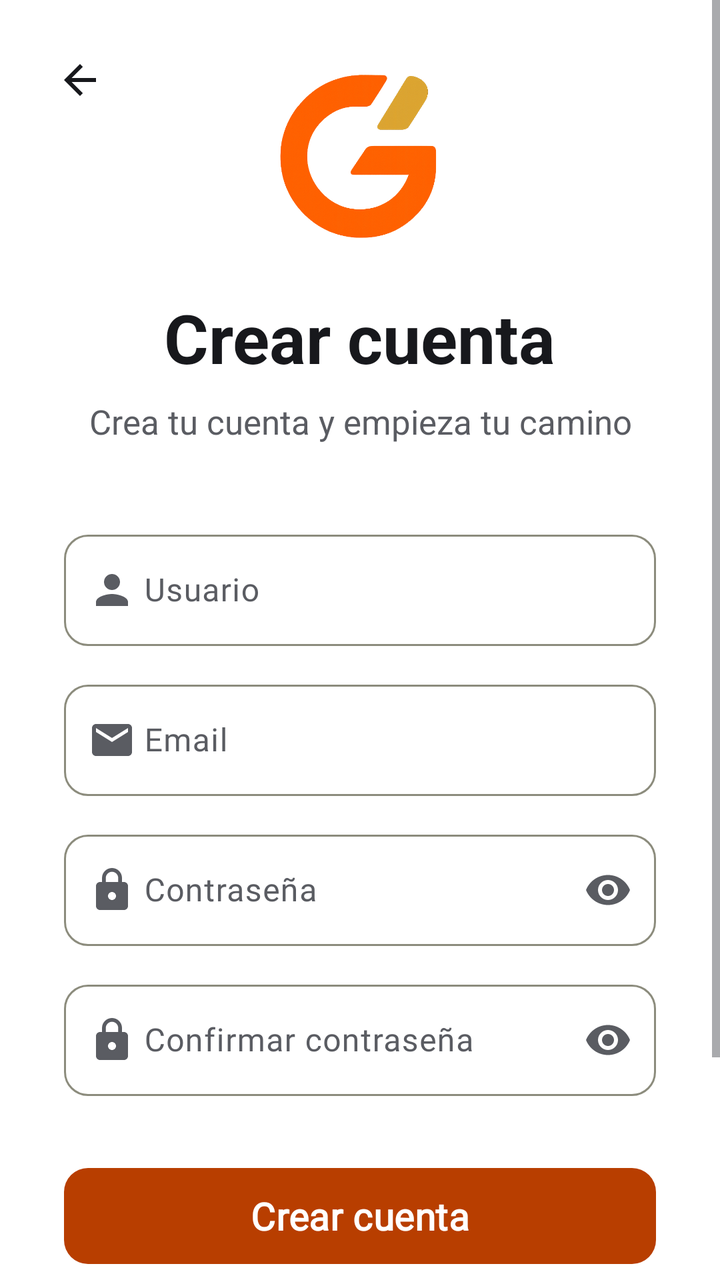
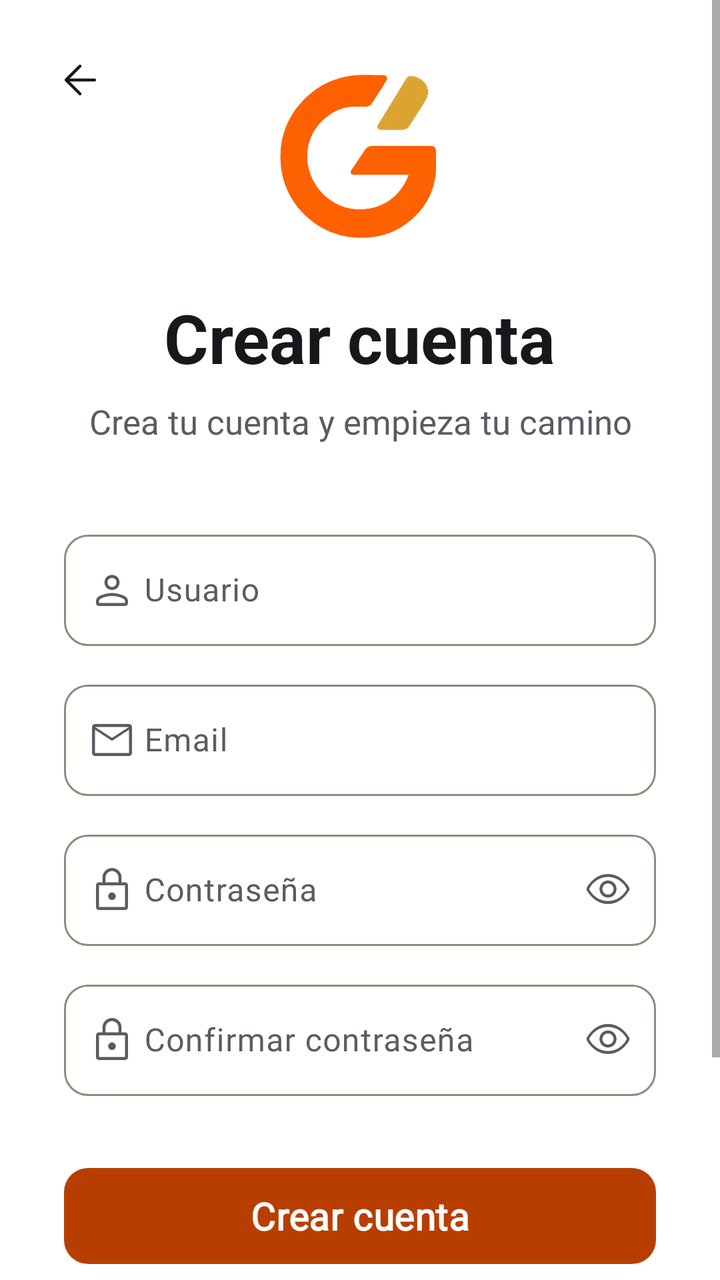

An Android layout rendered at two revisions. The XML below is the earlier revision; the diff shows what the commit changed to produce the second picture.
<!-- AndroidManifest.xml: application theme Theme.GymProFit -->
<!-- res/layout/activity_registro.xml -->
<?xml version="1.0" encoding="utf-8"?>
<ScrollView xmlns:android="http://schemas.android.com/apk/res/android"
    xmlns:app="http://schemas.android.com/apk/res-auto"
    android:layout_width="match_parent"
    android:layout_height="match_parent"
    android:fillViewport="true"
    android:background="?attr/colorSurface">

    <RelativeLayout
        android:layout_width="match_parent"
        android:layout_height="wrap_content">

        
        <ImageButton
            android:id="@+id/btnVolverLogin"
            android:layout_width="48dp"
            android:layout_height="48dp"
            android:layout_alignParentTop="true"
            android:layout_alignParentStart="true"
            android:layout_marginTop="16dp"
            android:layout_marginStart="16dp"
            android:src="@drawable/ic_arrow_back"
            android:background="?attr/selectableItemBackgroundBorderless"
            android:contentDescription="@string/onboarding_anterior" />

        <LinearLayout
            android:layout_width="match_parent"
            android:layout_height="wrap_content"
            android:layout_centerInParent="true"
            android:orientation="vertical"
            android:gravity="center"
            android:padding="32dp"
            android:paddingTop="80dp">

            
            <ImageView
                android:layout_width="90dp"
                android:layout_height="90dp"
                android:src="@drawable/logo"
                android:contentDescription="@string/app_name" />

            
            <TextView
                android:layout_width="wrap_content"
                android:layout_height="wrap_content"
                android:layout_marginTop="24dp"
                android:text="@string/registro_titulo"
                android:textSize="@dimen/text_display"
                android:textStyle="bold"
                android:textColor="?attr/colorOnSurface" />

            
            <TextView
                android:layout_width="wrap_content"
                android:layout_height="wrap_content"
                android:layout_marginTop="8dp"
                android:layout_marginBottom="40dp"
                android:text="@string/registro_subtitulo"
                android:textSize="@dimen/text_body"
                android:textColor="?attr/colorOnSurfaceVariant"
                android:gravity="center" />

            
            <com.google.android.material.textfield.TextInputLayout
                android:layout_width="match_parent"
                android:layout_height="wrap_content"
                android:hint="@string/login_usuario"
                app:boxBackgroundMode="outline"
                app:boxCornerRadiusTopStart="12dp"
                app:boxCornerRadiusTopEnd="12dp"
                app:boxCornerRadiusBottomStart="12dp"
                app:boxCornerRadiusBottomEnd="12dp"
                app:startIconDrawable="@drawable/ic_perfil">

                <com.google.android.material.textfield.TextInputEditText
                    android:id="@+id/etRegUsername"
                    android:layout_width="match_parent"
                    android:layout_height="wrap_content"
                    android:inputType="text"
                    android:paddingStart="40dp"
                    android:paddingEnd="40dp"
                    android:maxLines="1" />

            </com.google.android.material.textfield.TextInputLayout>

            
            <com.google.android.material.textfield.TextInputLayout
                android:layout_width="match_parent"
                android:layout_height="wrap_content"
                android:layout_marginTop="14dp"
                android:hint="@string/perfil_email"
                app:boxBackgroundMode="outline"
                app:boxCornerRadiusTopStart="12dp"
                app:boxCornerRadiusTopEnd="12dp"
                app:boxCornerRadiusBottomStart="12dp"
                app:boxCornerRadiusBottomEnd="12dp"
                app:startIconDrawable="@drawable/ic_email">

                <com.google.android.material.textfield.TextInputEditText
                    android:id="@+id/etRegEmail"
                    android:layout_width="match_parent"
                    android:layout_height="wrap_content"
                    android:inputType="textEmailAddress"
                    android:paddingStart="40dp"
                    android:paddingEnd="40dp"
                    android:maxLines="1" />

            </com.google.android.material.textfield.TextInputLayout>

            
            <com.google.android.material.textfield.TextInputLayout
                android:layout_width="match_parent"
                android:layout_height="wrap_content"
                android:layout_marginTop="14dp"
                android:hint="@string/login_password"
                app:boxBackgroundMode="outline"
                app:boxCornerRadiusTopStart="12dp"
                app:boxCornerRadiusTopEnd="12dp"
                app:boxCornerRadiusBottomStart="12dp"
                app:boxCornerRadiusBottomEnd="12dp"
                app:startIconDrawable="@drawable/ic_lock"
                app:endIconMode="password_toggle">

                <com.google.android.material.textfield.TextInputEditText
                    android:id="@+id/etRegPassword"
                    android:layout_width="match_parent"
                    android:layout_height="wrap_content"
                    android:inputType="textPassword"
                    android:paddingStart="40dp"
                    android:paddingEnd="40dp"
                    android:maxLines="1" />

            </com.google.android.material.textfield.TextInputLayout>

            
            <com.google.android.material.textfield.TextInputLayout
                android:layout_width="match_parent"
                android:layout_height="wrap_content"
                android:layout_marginTop="14dp"
                android:hint="@string/registro_confirmar_password"
                app:boxBackgroundMode="outline"
                app:boxCornerRadiusTopStart="12dp"
                app:boxCornerRadiusTopEnd="12dp"
                app:boxCornerRadiusBottomStart="12dp"
                app:boxCornerRadiusBottomEnd="12dp"
                app:startIconDrawable="@drawable/ic_lock"
                app:endIconMode="password_toggle">

                <com.google.android.material.textfield.TextInputEditText
                    android:id="@+id/etRegConfirmarPassword"
                    android:layout_width="match_parent"
                    android:layout_height="wrap_content"
                    android:inputType="textPassword"
                    android:paddingStart="40dp"
                    android:paddingEnd="40dp"
                    android:maxLines="1" />

            </com.google.android.material.textfield.TextInputLayout>

            
            <com.google.android.material.button.MaterialButton
                android:id="@+id/btnCrearCuenta"
                android:layout_width="match_parent"
                android:layout_height="56dp"
                android:layout_marginTop="32dp"
                android:text="@string/registro_crear_cuenta"
                android:textSize="@dimen/text_subtitle"
                app:cornerRadius="12dp" />

            
            <TextView
                android:id="@+id/tvRegistroPrivacidad"
                android:layout_width="match_parent"
                android:layout_height="wrap_content"
                android:layout_marginTop="16dp"
                android:textSize="@dimen/text_caption"
                android:textColor="?attr/colorOnSurfaceVariant"
                android:textColorLink="?attr/colorPrimary"
                android:lineSpacingMultiplier="1.3" />

            
            <TextView
                android:id="@+id/tvYaTengoCuenta"
                android:layout_width="wrap_content"
                android:layout_height="wrap_content"
                android:layout_marginTop="24dp"
                android:layout_marginBottom="24dp"
                android:text="@string/registro_ya_cuenta"
                android:textSize="@dimen/text_body"
                android:textColor="?attr/colorPrimary"
                android:clickable="true"
                android:focusable="true"
                android:background="?attr/selectableItemBackgroundBorderless" />

        </LinearLayout>

    </RelativeLayout>

</ScrollView>
<!-- resources referenced by this layout -->
<resources>
  <!-- drawable ic_arrow_back (drawable) -->
  <vector xmlns:android="http://schemas.android.com/apk/res/android"
      android:width="24dp"
      android:height="24dp"
      android:viewportWidth="24"
      android:viewportHeight="24">
      <path
          android:fillColor="?attr/colorOnSurface"
          android:pathData="M20,11H7.83l5.59,-5.59L12,4l-8,8 8,8 1.41,-1.41L7.83,13H20v-2z"/>
  </vector>
  <!-- drawable ic_email (drawable) -->
  <vector xmlns:android="http://schemas.android.com/apk/res/android"
      android:width="24dp" android:height="24dp"
      android:viewportWidth="24" android:viewportHeight="24">
      <path android:fillColor="?attr/colorOnSurface"
          android:pathData="M20,4H4C2.9,4 2,4.9 2,6v12c0,1.1 0.9,2 2,2h16c1.1,0 2,-0.9 2,-2V6C22,4.9 21.1,4 20,4zM20,8l-8,5L4,8V6l8,5 8,-5V8z"/>
  </vector>
  <!-- drawable ic_lock (drawable) -->
  <vector xmlns:android="http://schemas.android.com/apk/res/android"
      android:width="24dp"
      android:height="24dp"
      android:viewportWidth="24"
      android:viewportHeight="24">
      <path
          android:fillColor="?attr/colorOnSurface"
          android:pathData="M18,8h-1V6c0,-2.76 -2.24,-5 -5,-5S7,3.24 7,6v2H6c-1.1,0 -2,0.9 -2,2v10c0,1.1 0.9,2 2,2h12c1.1,0 2,-0.9 2,-2V10c0,-1.1 -0.9,-2 -2,-2zM12,17c-1.1,0 -2,-0.9 -2,-2s0.9,-2 2,-2 2,0.9 2,2 -0.9,2 -2,2zM15.1,8H8.9V6c0,-1.71 1.39,-3.1 3.1,-3.1 1.71,0 3.1,1.39 3.1,3.1V8z"/>
  </vector>
  <!-- drawable ic_perfil (drawable) -->
  <vector xmlns:android="http://schemas.android.com/apk/res/android"
      android:width="24dp"
      android:height="24dp"
      android:viewportWidth="24"
      android:viewportHeight="24">
      <path
          android:fillColor="?attr/colorOnSurface"
          android:pathData="M12,12c2.21,0 4,-1.79 4,-4s-1.79,-4 -4,-4 -4,1.79 -4,4 1.79,4 4,4zM12,14c-2.67,0 -8,1.34 -8,4v2h16v-2c0,-2.66 -5.33,-4 -8,-4z"/>
  </vector>
  <style name="Theme.GymProFit" parent="Theme.Material3.DayNight.NoActionBar">
          
          <item name="colorPrimary">@color/gp_primary</item>
          <item name="colorOnPrimary">@color/gp_on_primary</item>
          <item name="colorPrimaryContainer">@color/gp_primary_container</item>
          <item name="colorOnPrimaryContainer">@color/gp_on_primary_container</item>
          <item name="colorSecondary">@color/gp_gold</item>
          <item name="colorSurface">@color/gp_surface</item>
          <item name="colorOnSurface">@color/gp_on_surface</item>
          <item name="colorSurfaceVariant">@color/gp_surface_2</item>
          <item name="colorOnSurfaceVariant">@color/gp_text_secondary</item>
          <item name="colorOutline">@color/gp_stroke</item>
          <item name="colorOutlineVariant">@color/gp_divider</item>
          <item name="colorError">@color/gp_error</item>
          <item name="android:colorBackground">@color/gp_background</item>
          <item name="android:windowBackground">@color/gp_background</item>
          <item name="android:textColorPrimary">@color/gp_on_surface</item>
          <item name="android:textColorSecondary">@color/gp_text_secondary</item>
  
          
          <item name="android:statusBarColor">@color/gp_background</item>
          <item name="android:navigationBarColor">@color/gp_background</item>
          <item name="android:windowLightStatusBar">@bool/gp_iconos_barra_oscuros</item>
  
          
          <item name="android:windowAnimationStyle">@style/GymProFit.WindowAnimation</item>
  
          
          <item name="materialCardViewStyle">@style/Widget.GymProFit.Card</item>
          <item name="materialButtonStyle">@style/Widget.GymProFit.Button</item>
          <item name="chipStyle">@style/Widget.GymProFit.Chip</item>
          <item name="bottomNavigationStyle">@style/Widget.GymProFit.BottomNavigationView</item>
          <item name="floatingActionButtonStyle">@style/Widget.GymProFit.Fab</item>
          <item name="materialAlertDialogTheme">@style/ThemeOverlay.GymProFit.Dialog</item>
          <item name="popupMenuStyle">@style/Widget.GymProFit.PopupMenu</item>
          <item name="android:popupMenuStyle">@style/Widget.GymProFit.PopupMenu</item>
          <item name="snackbarStyle">@style/Widget.GymProFit.Snackbar</item>
  
          
          
          <item name="textAppearanceDisplayLarge">@style/Font.GymProFit.DisplayLarge</item>
          <item name="textAppearanceDisplayMedium">@style/Font.GymProFit.DisplayMedium</item>
          <item name="textAppearanceDisplaySmall">@style/Font.GymProFit.DisplaySmall</item>
          <item name="textAppearanceHeadlineLarge">@style/Font.GymProFit.HeadlineLarge</item>
          <item name="textAppearanceHeadlineMedium">@style/Font.GymProFit.HeadlineMedium</item>
          <item name="textAppearanceHeadlineSmall">@style/Font.GymProFit.HeadlineSmall</item>
          <item name="textAppearanceTitleLarge">@style/Font.GymProFit.TitleLarge</item>
          <item name="textAppearanceTitleMedium">@style/Font.GymProFit.TitleMedium</item>
          <item name="textAppearanceTitleSmall">@style/Font.GymProFit.TitleSmall</item>
          <item name="textAppearanceBodyLarge">@style/Font.GymProFit.BodyLarge</item>
          <item name="textAppearanceBodyMedium">@style/Font.GymProFit.BodyMedium</item>
          <item name="textAppearanceBodySmall">@style/Font.GymProFit.BodySmall</item>
          <item name="textAppearanceLabelLarge">@style/Font.GymProFit.LabelLarge</item>
          <item name="textAppearanceLabelMedium">@style/Font.GymProFit.LabelMedium</item>
          <item name="textAppearanceLabelSmall">@style/Font.GymProFit.LabelSmall</item>
      </style>
  <style name="Widget.GymProFit.Chip" parent="Widget.Material3.Chip.Filter">
          <item name="chipBackgroundColor">@color/chip_background_selector</item>
          <item name="android:textColor">@color/chip_text_selector</item>
          <item name="chipStrokeColor">@color/gp_stroke</item>
          <item name="chipStrokeWidth">1dp</item>
          <item name="chipCornerRadius">12dp</item>
          <item name="checkedIconTint">?attr/colorPrimary</item>
      </style>
  <!-- unchanged entries left out for length: 53 -->
</resources>

<!-- the commit's change to res/layout/activity_registro.xml (unified diff, before → after) -->
@@ -19,7 +19,7 @@
             android:layout_alignParentStart="true"
             android:layout_marginTop="16dp"
             android:layout_marginStart="16dp"
-            android:src="@drawable/ic_arrow_back"
+            android:src="@drawable/ic_ms_arrow_back"
             android:background="?attr/selectableItemBackgroundBorderless"
             android:contentDescription="@string/onboarding_anterior" />
 
@@ -62,6 +62,7 @@
 
             
             <com.google.android.material.textfield.TextInputLayout
+        app:errorIconDrawable="@drawable/ic_ms_error"
                 android:layout_width="match_parent"
                 android:layout_height="wrap_content"
                 android:hint="@string/login_usuario"
@@ -70,7 +71,7 @@
                 app:boxCornerRadiusTopEnd="12dp"
                 app:boxCornerRadiusBottomStart="12dp"
                 app:boxCornerRadiusBottomEnd="12dp"
-                app:startIconDrawable="@drawable/ic_perfil">
+                app:startIconDrawable="@drawable/ic_ms_person">
 
                 <com.google.android.material.textfield.TextInputEditText
                     android:id="@+id/etRegUsername"
@@ -85,6 +86,7 @@
 
             
             <com.google.android.material.textfield.TextInputLayout
+        app:errorIconDrawable="@drawable/ic_ms_error"
                 android:layout_width="match_parent"
                 android:layout_height="wrap_content"
                 android:layout_marginTop="14dp"
@@ -94,7 +96,7 @@
                 app:boxCornerRadiusTopEnd="12dp"
                 app:boxCornerRadiusBottomStart="12dp"
                 app:boxCornerRadiusBottomEnd="12dp"
-                app:startIconDrawable="@drawable/ic_email">
+                app:startIconDrawable="@drawable/ic_ms_mail">
 
                 <com.google.android.material.textfield.TextInputEditText
                     android:id="@+id/etRegEmail"
@@ -109,6 +111,7 @@
 
             
             <com.google.android.material.textfield.TextInputLayout
+        app:errorIconDrawable="@drawable/ic_ms_error"
                 android:layout_width="match_parent"
                 android:layout_height="wrap_content"
                 android:layout_marginTop="14dp"
@@ -118,8 +121,9 @@
                 app:boxCornerRadiusTopEnd="12dp"
                 app:boxCornerRadiusBottomStart="12dp"
                 app:boxCornerRadiusBottomEnd="12dp"
-                app:startIconDrawable="@drawable/ic_lock"
-                app:endIconMode="password_toggle">
+                app:startIconDrawable="@drawable/ic_ms_lock"
+                app:endIconMode="password_toggle"
+                app:endIconDrawable="@drawable/sel_ojo_password">
 
                 <com.google.android.material.textfield.TextInputEditText
                     android:id="@+id/etRegPassword"
@@ -134,6 +138,7 @@
 
             
             <com.google.android.material.textfield.TextInputLayout
+        app:errorIconDrawable="@drawable/ic_ms_error"
                 android:layout_width="match_parent"
                 android:layout_height="wrap_content"
                 android:layout_marginTop="14dp"
@@ -143,8 +148,9 @@
                 app:boxCornerRadiusTopEnd="12dp"
                 app:boxCornerRadiusBottomStart="12dp"
                 app:boxCornerRadiusBottomEnd="12dp"
-                app:startIconDrawable="@drawable/ic_lock"
-                app:endIconMode="password_toggle">
+                app:startIconDrawable="@drawable/ic_ms_lock"
+                app:endIconMode="password_toggle"
+                app:endIconDrawable="@drawable/sel_ojo_password">
 
                 <com.google.android.material.textfield.TextInputEditText
                     android:id="@+id/etRegConfirmarPassword"
<!-- resource entries referenced after the edit -->
@@ -1,42 +1,66 @@
 <!-- resources referenced by this layout -->
 <resources>
-  <!-- drawable ic_arrow_back (drawable) -->
-  <vector xmlns:android="http://schemas.android.com/apk/res/android"
-      android:width="24dp"
-      android:height="24dp"
-      android:viewportWidth="24"
-      android:viewportHeight="24">
-      <path
-          android:fillColor="?attr/colorOnSurface"
-          android:pathData="M20,11H7.83l5.59,-5.59L12,4l-8,8 8,8 1.41,-1.41L7.83,13H20v-2z"/>
-  </vector>
-  <!-- drawable ic_email (drawable) -->
-  <vector xmlns:android="http://schemas.android.com/apk/res/android"
-      android:width="24dp" android:height="24dp"
-      android:viewportWidth="24" android:viewportHeight="24">
-      <path android:fillColor="?attr/colorOnSurface"
-          android:pathData="M20,4H4C2.9,4 2,4.9 2,6v12c0,1.1 0.9,2 2,2h16c1.1,0 2,-0.9 2,-2V6C22,4.9 21.1,4 20,4zM20,8l-8,5L4,8V6l8,5 8,-5V8z"/>
-  </vector>
-  <!-- drawable ic_lock (drawable) -->
-  <vector xmlns:android="http://schemas.android.com/apk/res/android"
-      android:width="24dp"
-      android:height="24dp"
-      android:viewportWidth="24"
-      android:viewportHeight="24">
-      <path
-          android:fillColor="?attr/colorOnSurface"
-          android:pathData="M18,8h-1V6c0,-2.76 -2.24,-5 -5,-5S7,3.24 7,6v2H6c-1.1,0 -2,0.9 -2,2v10c0,1.1 0.9,2 2,2h12c1.1,0 2,-0.9 2,-2V10c0,-1.1 -0.9,-2 -2,-2zM12,17c-1.1,0 -2,-0.9 -2,-2s0.9,-2 2,-2 2,0.9 2,2 -0.9,2 -2,2zM15.1,8H8.9V6c0,-1.71 1.39,-3.1 3.1,-3.1 1.71,0 3.1,1.39 3.1,3.1V8z"/>
-  </vector>
-  <!-- drawable ic_perfil (drawable) -->
-  <vector xmlns:android="http://schemas.android.com/apk/res/android"
-      android:width="24dp"
-      android:height="24dp"
-      android:viewportWidth="24"
-      android:viewportHeight="24">
-      <path
-          android:fillColor="?attr/colorOnSurface"
-          android:pathData="M12,12c2.21,0 4,-1.79 4,-4s-1.79,-4 -4,-4 -4,1.79 -4,4 1.79,4 4,4zM12,14c-2.67,0 -8,1.34 -8,4v2h16v-2c0,-2.66 -5.33,-4 -8,-4z"/>
-  </vector>
+  <!-- drawable ic_ms_arrow_back (drawable) -->
+  <?xml version="1.0" encoding="utf-8"?>
+  <vector xmlns:android="http://schemas.android.com/apk/res/android"
+      android:width="24dp" android:height="24dp"
+      android:viewportWidth="960" android:viewportHeight="960">
+      <group android:translateY="960">
+          <path
+              android:fillColor="?attr/colorOnSurface"
+              android:pathData="m274-450 227 227q9 9 9 21t-9 21q-9 9-21 9t-21-9L181-459q-5-5-7-10t-2-11q0-6 2-11t7-10l278-278q9-9 21-9t21 9q9 9 9 21t-9 21L274-510h496q13 0 21.5 8.5T800-480q0 13-8.5 21.5T770-450H274Z"/>
+      </group>
+  </vector>
+  <!-- drawable ic_ms_error (drawable) -->
+  <?xml version="1.0" encoding="utf-8"?>
+  <vector xmlns:android="http://schemas.android.com/apk/res/android"
+      android:width="24dp" android:height="24dp"
+      android:viewportWidth="960" android:viewportHeight="960">
+      <group android:translateY="960">
+          <path
+              android:fillColor="?attr/colorOnSurface"
+              android:pathData="M503.5-289.48q9.5-9.48 9.5-23.5t-9.48-23.52q-9.48-9.5-23.5-9.5t-23.52 9.48q-9.5 9.48-9.5 23.5t9.48 23.52q9.48 9.5 23.5 9.5t23.52-9.48Zm1-152.15q8.5-8.62 8.5-21.37v-193q0-12.75-8.68-21.38-8.67-8.62-21.5-8.62-12.82 0-21.32 8.62-8.5 8.63-8.5 21.38v193q0 12.75 8.68 21.37 8.67 8.63 21.5 8.63 12.82 0 21.32-8.63ZM480.27-80q-82.74 0-155.5-31.5Q252-143 197.5-197.5t-86-127.34Q80-397.68 80-480.5t31.5-155.66Q143-709 197.5-763t127.34-85.5Q397.68-880 480.5-880t155.66 31.5Q709-817 763-763t85.5 127Q880-563 880-480.27q0 82.74-31.5 155.5Q817-252 763-197.68q-54 54.31-127 86Q563-80 480.27-80Zm.23-60Q622-140 721-239.5t99-241Q820-622 721.19-721T480-820q-141 0-240.5 98.81T140-480q0 141 99.5 240.5t241 99.5Zm-.5-340Z"/>
+      </group>
+  </vector>
+  <!-- drawable ic_ms_lock (drawable) -->
+  <?xml version="1.0" encoding="utf-8"?>
+  <vector xmlns:android="http://schemas.android.com/apk/res/android"
+      android:width="24dp" android:height="24dp"
+      android:viewportWidth="960" android:viewportHeight="960">
+      <group android:translateY="960">
+          <path
+              android:fillColor="?attr/colorOnSurface"
+              android:pathData="M220-80q-24.75 0-42.37-17.63Q160-115.25 160-140v-434q0-24.75 17.63-42.38Q195.25-634 220-634h70v-96q0-78.85 55.61-134.42Q401.21-920 480.11-920q78.89 0 134.39 55.58Q670-808.85 670-730v96h70q24.75 0 42.38 17.62Q800-598.75 800-574v434q0 24.75-17.62 42.37Q764.75-80 740-80H220Zm0-60h520v-434H220v434Zm314.5-162.03Q557-324.06 557-355q0-30-22.67-54.5t-54.5-24.5q-31.83 0-54.33 24.5t-22.5 55q0 30.5 22.67 52.5t54.5 22q31.83 0 54.33-22.03ZM350-634h260v-96q0-54.17-37.88-92.08-37.88-37.92-92-37.92T388-822.08q-38 37.91-38 92.08v96ZM220-140v-434 434Z"/>
+      </group>
+  </vector>
+  <!-- drawable ic_ms_mail (drawable) -->
+  <?xml version="1.0" encoding="utf-8"?>
+  <vector xmlns:android="http://schemas.android.com/apk/res/android"
+      android:width="24dp" android:height="24dp"
+      android:viewportWidth="960" android:viewportHeight="960">
+      <group android:translateY="960">
+          <path
+              android:fillColor="?attr/colorOnSurface"
+              android:pathData="M140-160q-24 0-42-18t-18-42v-520q0-24 18-42t42-18h680q24 0 42 18t18 42v520q0 24-18 42t-42 18H140Zm680-525L496-473q-4 2-7.5 3.5T480-468q-5 0-8.5-1.5T464-473L140-685v465h680v-465ZM480-522l336-218H145l335 218ZM140-685v7-39.32.73V-740v23-.91V-678v-7 465-465Z"/>
+      </group>
+  </vector>
+  <!-- drawable ic_ms_person (drawable) -->
+  <?xml version="1.0" encoding="utf-8"?>
+  <vector xmlns:android="http://schemas.android.com/apk/res/android"
+      android:width="24dp" android:height="24dp"
+      android:viewportWidth="960" android:viewportHeight="960">
+      <group android:translateY="960">
+          <path
+              android:fillColor="?attr/colorOnSurface"
+              android:pathData="M372-523q-42-42-42-108t42-108q42-42 108-42t108 42q42 42 42 108t-42 108q-42 42-108 42t-108-42ZM160-220v-34q0-38 19-65t49-41q67-30 128.5-45T480-420q62 0 123 15.5T731-360q31 14 50 41t19 65v34q0 25-17.5 42.5T740-160H220q-25 0-42.5-17.5T160-220Zm60 0h520v-34q0-16-9.5-30.5T707-306q-64-31-117-42.5T480-360q-57 0-111 11.5T252-306q-14 7-23 21.5t-9 30.5v34Zm324.5-346.5Q570-592 570-631t-25.5-64.5Q519-721 480-721t-64.5 25.5Q390-670 390-631t25.5 64.5Q441-541 480-541t64.5-25.5ZM480-631Zm0 411Z"/>
+      </group>
+  </vector>
+  <!-- drawable sel_ojo_password (drawable) -->
+  <?xml version="1.0" encoding="utf-8"?>
+  <selector xmlns:android="http://schemas.android.com/apk/res/android">
+      <item android:state_checked="true" android:drawable="@drawable/ic_ms_visibility_off" />
+      <item android:drawable="@drawable/ic_ms_visibility" />
+  </selector>
   <style name="Theme.GymProFit" parent="Theme.Material3.DayNight.NoActionBar">
           
           <item name="colorPrimary">@color/gp_primary</item>
@@ -76,6 +100,11 @@
           <item name="snackbarStyle">@style/Widget.GymProFit.Snackbar</item>
   
           
+          <item name="spinnerStyle">@style/Widget.GymProFit.Spinner</item>
+          <item name="android:spinnerStyle">@style/Widget.GymProFit.Spinner</item>
+          <item name="searchViewStyle">@style/Widget.GymProFit.SearchView</item>
+  
+          
           
           <item name="textAppearanceDisplayLarge">@style/Font.GymProFit.DisplayLarge</item>
           <item name="textAppearanceDisplayMedium">@style/Font.GymProFit.DisplayMedium</item>
@@ -93,6 +122,28 @@
           <item name="textAppearanceLabelMedium">@style/Font.GymProFit.LabelMedium</item>
           <item name="textAppearanceLabelSmall">@style/Font.GymProFit.LabelSmall</item>
       </style>
+  <!-- drawable ic_ms_visibility_off (drawable) -->
+  <?xml version="1.0" encoding="utf-8"?>
+  <vector xmlns:android="http://schemas.android.com/apk/res/android"
+      android:width="24dp" android:height="24dp"
+      android:viewportWidth="960" android:viewportHeight="960">
+      <group android:translateY="960">
+          <path
+              android:fillColor="?attr/colorOnSurface"
+              android:pathData="M600-620q29 29 42.5 71.5T647-464q0 13-8.5 21.5T617-434q-13 0-21.5-8.5T587-464q11-34 2.5-64.5T559-580q-21-22-52-30t-64 3q-13 0-21.5-8.5T413-637q0-13 8.5-21.5T443-667q42-9 85 4.5t72 42.5ZM490-740q-32 0-64 3t-63 13q-12 4-24-1t-17-16q-5-11 0-22.5t16-15.5q35-11 72-16t75-5q137 0 249.5 75.5T907-526q3 6 5 12.5t2 13.5q0 7-1.5 13.5T908-474q-23 49-55 90.5T779-307q-9 8-20 5.5T741-313q-7-9-5.5-20t10.5-19q36-30 65-66.5t46-81.5q-49-109-148-174.5T490-740Zm-10 540q-136 0-247.5-76T55-472q-4-7-5.5-13.5T48-500q0-8 2-14.5t5-13.5q24-48 55.5-90.5T182-696L77-801q-9-9-8.5-21t8.5-21q9-9 21.5-9t21.5 9l716 716q8 8 8 19.5T836-87q-8 10-20.5 10T794-86L648-229q-41 15-83 22t-85 7ZM223-654q-41 29-72 68t-49 86q52 112 156.5 176T488-260q29 0 58-1.5t55-14.5l-64-64q-14 6-28.5 8t-28.5 2q-71 0-120.5-49.5T310-500q0-14 2.5-28.5T320-557l-97-97Zm305 142Zm-116 58Z"/>
+      </group>
+  </vector>
+  <!-- drawable ic_ms_visibility (drawable) -->
+  <?xml version="1.0" encoding="utf-8"?>
+  <vector xmlns:android="http://schemas.android.com/apk/res/android"
+      android:width="24dp" android:height="24dp"
+      android:viewportWidth="960" android:viewportHeight="960">
+      <group android:translateY="960">
+          <path
+              android:fillColor="?attr/colorOnSurface"
+              android:pathData="M600.5-379.62q49.5-49.62 49.5-120.5T600.38-620.5Q550.76-670 479.88-670T359.5-620.38Q310-570.76 310-499.88t49.62 120.38q49.62 49.5 120.5 49.5t120.38-49.62Zm-200-41.12q-32.5-32.73-32.5-79.5 0-46.76 32.74-79.26 32.73-32.5 79.5-32.5 46.76 0 79.26 32.74 32.5 32.73 32.5 79.5 0 46.76-32.74 79.26-32.73 32.5-79.5 32.5-46.76 0-79.26-32.74ZM234.5-276Q124-352 57-470q-4-7.13-6-14.65-2-7.52-2-15.43 0-7.92 2-15.38 2-7.47 6-14.54 67-118 177.5-194T480-800q135 0 245.5 76T903-530q4 7.12 6 14.65 2 7.52 2 15.43 0 7.92-2 15.38-2 7.47-6 14.54-67 118-177.5 194T480-200q-135 0-245.5-76ZM480-500Zm222.5 174.5Q804-391 857-500q-53-109-154.33-174.5Q601.34-740 480.17-740T257.5-674.5Q156-609 102-500q54 109 155.33 174.5Q358.66-260 479.83-260t222.67-65.5Z"/>
+      </group>
+  </vector>
   <style name="Widget.GymProFit.Chip" parent="Widget.Material3.Chip.Filter">
           <item name="chipBackgroundColor">@color/chip_background_selector</item>
           <item name="android:textColor">@color/chip_text_selector</item>
@@ -100,7 +151,71 @@
           <item name="chipStrokeWidth">1dp</item>
           <item name="chipCornerRadius">12dp</item>
           <item name="checkedIconTint">?attr/colorPrimary</item>
-      </style>
+          <item name="checkedIcon">@drawable/ic_ms_check</item>
+      </style>
+  <style name="Widget.GymProFit.Spinner" parent="Widget.AppCompat.Spinner">
+          <item name="android:background">@drawable/bg_spinner</item>
+          <item name="android:paddingEnd">44dp</item>
+      </style>
+  <style name="Widget.GymProFit.SearchView" parent="Widget.AppCompat.SearchView">
+          <item name="searchIcon">@drawable/ic_ms_search</item>
+          <item name="searchHintIcon">@drawable/ic_ms_search</item>
+          <item name="closeIcon">@drawable/ic_ms_close</item>
+      </style>
+  <!-- drawable ic_ms_check (drawable) -->
+  <?xml version="1.0" encoding="utf-8"?>
+  <vector xmlns:android="http://schemas.android.com/apk/res/android"
+      android:width="24dp" android:height="24dp"
+      android:viewportWidth="960" android:viewportHeight="960">
+      <group android:translateY="960">
+          <path
+              android:fillColor="?attr/colorOnSurface"
+              android:pathData="m378-332 363-363q9-9 21.5-9t21.5 9q9 9 9 21.5t-9 21.5L399-267q-9 9-21 9t-21-9L175-449q-9-9-8.5-21.5T176-492q9-9 21.5-9t21.5 9l159 160Z"/>
+      </group>
+  </vector>
+  <!-- drawable bg_spinner (drawable) -->
+  <?xml version="1.0" encoding="utf-8"?>
+  <layer-list xmlns:android="http://schemas.android.com/apk/res/android">
+      <item
+          android:width="24dp"
+          android:height="24dp"
+          android:gravity="end|center_vertical"
+          android:end="12dp"
+          android:drawable="@drawable/ic_ms_keyboard_arrow_down" />
+  </layer-list>
+  <!-- drawable ic_ms_search (drawable) -->
+  <?xml version="1.0" encoding="utf-8"?>
+  <vector xmlns:android="http://schemas.android.com/apk/res/android"
+      android:width="24dp" android:height="24dp"
+      android:viewportWidth="960" android:viewportHeight="960">
+      <group android:translateY="960">
+          <path
+              android:fillColor="?attr/colorOnSurface"
+              android:pathData="M378-329q-108.16 0-183.08-75Q120-479 120-585t75-181q75-75 181.5-75t181 75Q632-691 632-584.85 632-542 618-502q-14 40-42 75l242 240q9 8.56 9 21.78T818-143q-9 9-22.22 9-13.22 0-21.78-9L533-384q-30 26-69.96 40.5Q423.08-329 378-329Zm-1-60q81.25 0 138.13-57.5Q572-504 572-585t-56.87-138.5Q458.25-781 377-781q-82.08 0-139.54 57.5Q180-666 180-585t57.46 138.5Q294.92-389 377-389Z"/>
+      </group>
+  </vector>
+  <!-- drawable ic_ms_close (drawable) -->
+  <?xml version="1.0" encoding="utf-8"?>
+  <vector xmlns:android="http://schemas.android.com/apk/res/android"
+      android:width="24dp" android:height="24dp"
+      android:viewportWidth="960" android:viewportHeight="960">
+      <group android:translateY="960">
+          <path
+              android:fillColor="?attr/colorOnSurface"
+              android:pathData="M480-438 270-228q-9 9-21 9t-21-9q-9-9-9-21t9-21l210-210-210-210q-9-9-9-21t9-21q9-9 21-9t21 9l210 210 210-210q9-9 21-9t21 9q9 9 9 21t-9 21L522-480l210 210q9 9 9 21t-9 21q-9 9-21 9t-21-9L480-438Z"/>
+      </group>
+  </vector>
+  <!-- drawable ic_ms_keyboard_arrow_down (drawable) -->
+  <?xml version="1.0" encoding="utf-8"?>
+  <vector xmlns:android="http://schemas.android.com/apk/res/android"
+      android:width="24dp" android:height="24dp"
+      android:viewportWidth="960" android:viewportHeight="960">
+      <group android:translateY="960">
+          <path
+              android:fillColor="?attr/colorOnSurfaceVariant"
+              android:pathData="M469-358q-5-2-10-7L261-563q-9-9-8.5-21.5T262-606q9-9 21.5-9t21.5 9l175 176 176-176q9-9 21-8.5t21 9.5q9 9 9 21.5t-9 21.5L501-365q-5 5-10 7t-11 2q-6 0-11-2Z"/>
+      </group>
+  </vector>
   <!-- unchanged entries left out for length: 53 -->
 </resources>
 
